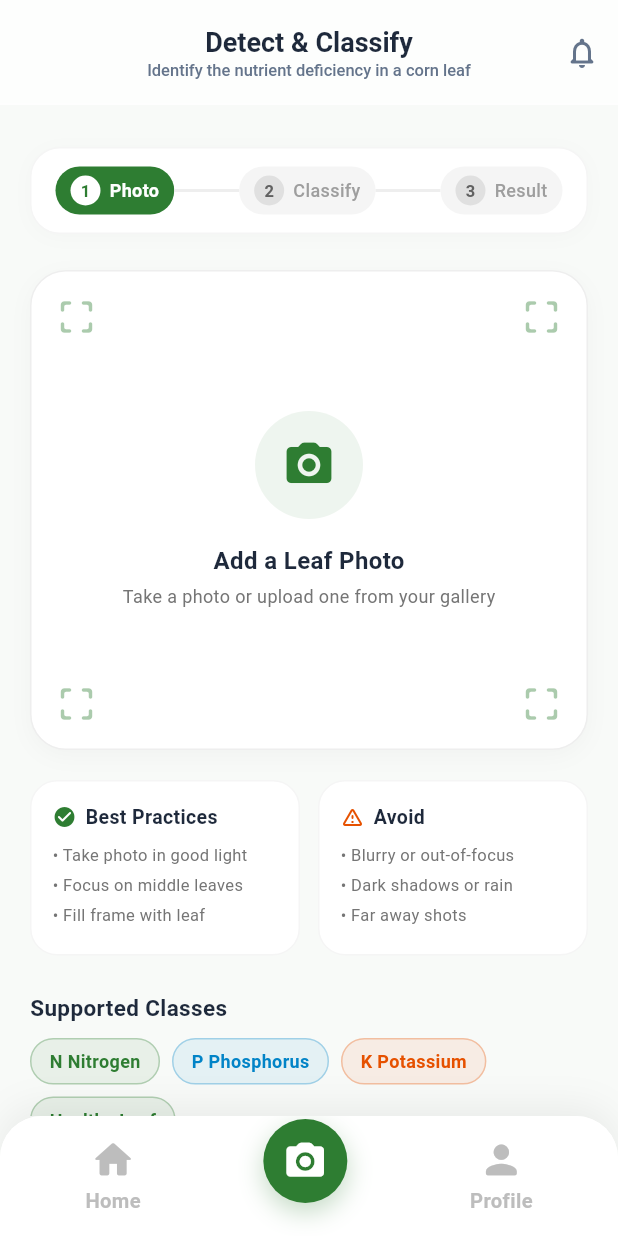
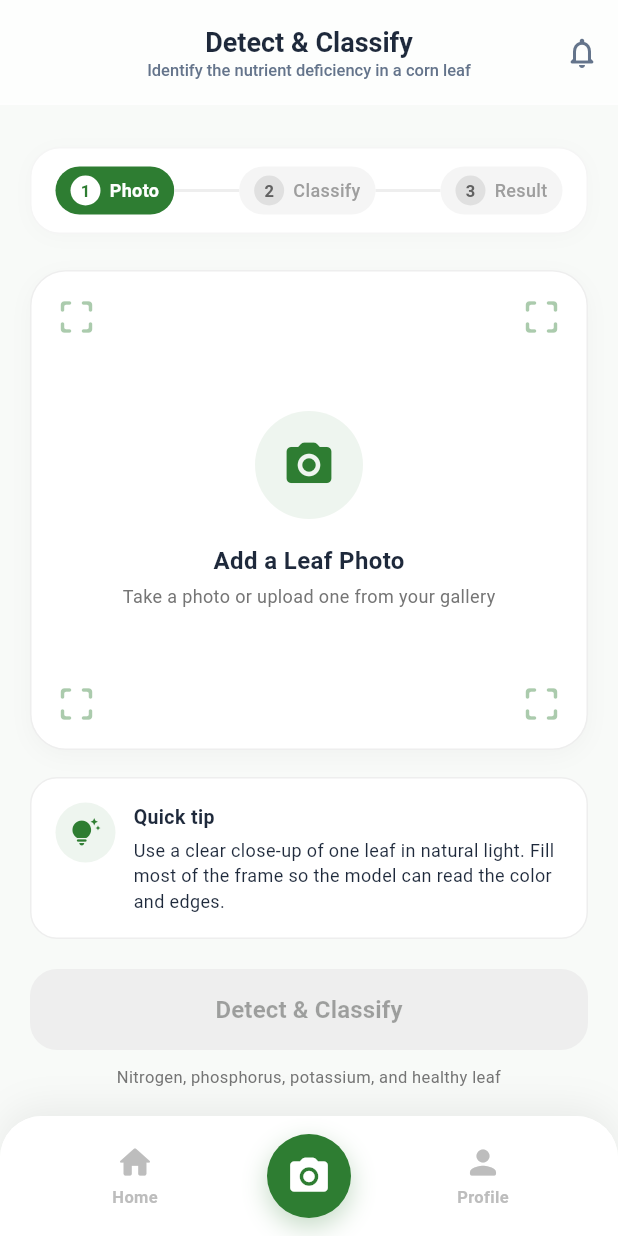
Before and after one commit to dunkinnn/corndetector, a Flutter app: the ScanScreen screen opened directly, on a phone screen of 412 x 824 dp. Run offline on Flutter 3.47's test engine with Material 3 defaults, Android fonts, the phone set to English and light mode, and no system bars; our stand-ins replace camera, flutter_secure_storage, image_picker, shared_preferences, supabase_flutter; accounts and stored records are empty.

Commit message:
Update: Refactor Scan Screen and App Bottom Navigation for improved layout and UI consistency

```diff
--- a/lib/screens/scan_screen.dart
+++ b/lib/screens/scan_screen.dart
@@ -574,58 +574,59 @@ class _ScanScreenState extends State<ScanScreen> {
                   ),
           ),
         ),
-        const SizedBox(height: 20),
-        Row(
+        const SizedBox(height: 18),
+        Container(
+          width: double.infinity,
+          padding: const EdgeInsets.all(16),
+          decoration: BoxDecoration(
+            color: Colors.white,
+            borderRadius: BorderRadius.circular(18),
+            border: Border.all(color: Colors.grey.shade200),
+          ),
+          child: Row(
             crossAxisAlignment: CrossAxisAlignment.start,
             children: [
-            Expanded(
-              child: _buildTipCard(
-                title: 'Best Practices',
-                icon: Icons.check_circle_rounded,
+              Container(
+                padding: const EdgeInsets.all(10),
+                decoration: BoxDecoration(
+                  color: _primaryColor.withValues(alpha: 0.08),
+                  shape: BoxShape.circle,
+                ),
+                child: const Icon(
+                  Icons.tips_and_updates_rounded,
                   color: _primaryColor,
-                tips: const [
-                  'Take photo in good light',
-                  'Focus on middle leaves',
-                  'Fill frame with leaf',
-                ],
+                  size: 20,
                 ),
               ),
               const SizedBox(width: 12),
-            Expanded(
-              child: _buildTipCard(
-                title: 'Avoid',
-                icon: Icons.warning_amber_rounded,
-                color: const Color(0xFFE65100),
-                tips: const [
-                  'Blurry or out-of-focus',
-                  'Dark shadows or rain',
-                  'Far away shots',
+              const Expanded(
+                child: Column(
+                  crossAxisAlignment: CrossAxisAlignment.start,
+                  children: [
+                    Text(
+                      'Quick tip',
+                      style: TextStyle(
+                        fontSize: 13,
+                        fontWeight: FontWeight.bold,
+                        color: _darkText,
+                      ),
+                    ),
+                    SizedBox(height: 4),
+                    Text(
+                      'Use a clear close-up of one leaf in natural light. Fill most of the frame so the model can read the color and edges.',
+                      style: TextStyle(
+                        fontSize: 12,
+                        color: _darkText,
+                        height: 1.4,
+                      ),
+                    ),
                   ],
                 ),
               ),
             ],
           ),
-        const SizedBox(height: 24),
-        const Text(
-          'Supported Classes',
-          style: TextStyle(
-            fontSize: 15,
-            fontWeight: FontWeight.bold,
-            color: _darkText,
         ),
-        ),
-        const SizedBox(height: 10),
-        Wrap(
-          spacing: 8,
-          runSpacing: 8,
-          children: [
-            _buildDetectChip('N Nitrogen', _primaryColor),
-            _buildDetectChip('P Phosphorus', const Color(0xFF0284C7)),
-            _buildDetectChip('K Potassium', const Color(0xFFE65100)),
-            _buildDetectChip('Healthy Leaf', _primaryColor),
-          ],
-        ),
-        const SizedBox(height: 24),
+        const SizedBox(height: 20),
         SizedBox(
           width: double.infinity,
           height: 54,
@@ -636,7 +637,7 @@ class _ScanScreenState extends State<ScanScreen> {
               disabledBackgroundColor: Colors.grey.shade200,
               foregroundColor: Colors.white,
               shape: RoundedRectangleBorder(
-                borderRadius: BorderRadius.circular(16),
+                borderRadius: BorderRadius.circular(18),
               ),
               elevation: 0,
             ),
@@ -644,6 +645,14 @@ class _ScanScreenState extends State<ScanScreen> {
               'Detect & Classify',
               style: TextStyle(fontSize: 16, fontWeight: FontWeight.bold),
             ),
+          ),
+        ),
+        const SizedBox(height: 10),
+        Center(
+          child: Text(
+            'Nitrogen, phosphorus, potassium, and healthy leaf',
+            textAlign: TextAlign.center,
+            style: TextStyle(fontSize: 11, color: Colors.grey.shade600),
           ),
         ),
       ],
@@ -1205,51 +1214,6 @@ class _ScanScreenState extends State<ScanScreen> {
     );
   }
 
-  Widget _buildTipCard({
-    required String title,
-    required IconData icon,
-    required Color color,
-    required List<String> tips,
-  }) {
-    return Container(
-      padding: const EdgeInsets.all(14),
-      decoration: BoxDecoration(
-        color: Colors.white,
-        borderRadius: BorderRadius.circular(18),
-        border: Border.all(color: Colors.grey.shade100),
-      ),
-      child: Column(
-        crossAxisAlignment: CrossAxisAlignment.start,
-        children: [
-          Row(
-            children: [
-              Icon(icon, size: 16, color: color),
-              const SizedBox(width: 6),
-              Text(
-                title,
-                style: const TextStyle(
-                  fontSize: 13,
-                  fontWeight: FontWeight.bold,
-                  color: _darkText,
-                ),
-              ),
-            ],
-          ),
-          const SizedBox(height: 8),
-          ...tips.map(
-            (tip) => Padding(
-              padding: const EdgeInsets.only(bottom: 4),
-              child: Text(
-                '• $tip',
-                style: TextStyle(fontSize: 11, color: Colors.grey.shade600),
-              ),
-            ),
-          ),
-        ],
-      ),
-    );
-  }
-
   // Draws a detection box + label chip directly over the photo, positioned
   // as fractions of the container so it scales with any display size.
   Widget _buildBoundingBoxOverlay(DetectionBox box, Color color, String label) {
@@ -1301,25 +1265,6 @@ class _ScanScreenState extends State<ScanScreen> {
     );
   }
 
-  Widget _buildDetectChip(String label, Color color) {
-    return Container(
-      padding: const EdgeInsets.symmetric(horizontal: 12, vertical: 6),
-      decoration: BoxDecoration(
-        color: color.withValues(alpha: 0.08),
-        borderRadius: BorderRadius.circular(20),
-        border: Border.all(color: color.withValues(alpha: 0.3)),
-      ),
-      child: Text(
-        label,
-        style: TextStyle(
-          fontSize: 12,
-          fontWeight: FontWeight.w600,
-          color: color,
-        ),
-      ),
-    );
-  }
-
   Widget _buildPillButton({
     required IconData icon,
     required String label,
--- a/lib/widgets/app_bottom_nav.dart
+++ b/lib/widgets/app_bottom_nav.dart
@@ -45,26 +45,41 @@ class AppBottomNav extends StatelessWidget {
           color: Colors.white,
           elevation: 0,
           child: SizedBox(
-            height: 88,
+            height: 96,
             child: Row(
-              mainAxisAlignment: MainAxisAlignment.spaceAround,
+              crossAxisAlignment: CrossAxisAlignment.center,
               children: [
-                _buildNavItem(
+                Expanded(
+                  child: Center(
+                    child: _buildNavItem(
                       icon: Icons.home_rounded,
                       label: 'Home',
                       selected: current == AppTab.home,
-                  onTap: () => _goTo(context, const HomeScreen(), AppTab.home),
+                      onTap: () =>
+                          _goTo(context, const HomeScreen(), AppTab.home),
                     ),
-                _buildCameraItem(
+                  ),
+                ),
+                SizedBox(
+                  width: 84,
+                  child: Center(
+                    child: _buildCameraItem(
                       selected: current == AppTab.scan,
-                  onTap: () => _goTo(context, const ScanScreen(), AppTab.scan),
+                      onTap: () =>
+                          _goTo(context, const ScanScreen(), AppTab.scan),
                     ),
-                _buildNavItem(
+                  ),
+                ),
+                Expanded(
+                  child: Center(
+                    child: _buildNavItem(
                       icon: Icons.person_rounded,
                       label: 'Profile',
                       selected: current == AppTab.profile,
                       onTap: () =>
                           _goTo(context, const ProfileScreen(), AppTab.profile),
+                    ),
+                  ),
                 ),
               ],
             ),
@@ -94,7 +109,7 @@ class AppBottomNav extends StatelessWidget {
       onTap: onTap,
       borderRadius: BorderRadius.circular(16),
       child: Padding(
-        padding: const EdgeInsets.symmetric(horizontal: 16, vertical: 2),
+        padding: const EdgeInsets.symmetric(horizontal: 8, vertical: 0),
         child: FittedBox(
           fit: BoxFit.scaleDown,
           child: Column(
@@ -103,13 +118,13 @@ class AppBottomNav extends StatelessWidget {
               Icon(
                 icon,
                 color: selected ? _primaryColor : inactiveColor,
-                size: 32,
+                size: 26,
               ),
               const SizedBox(height: 2),
               Text(
                 label,
                 style: TextStyle(
-                  fontSize: 14,
+                  fontSize: 11,
                   fontWeight: selected ? FontWeight.bold : FontWeight.w600,
                   color: selected ? _primaryColor : inactiveColor,
                 ),
@@ -129,12 +144,10 @@ class AppBottomNav extends StatelessWidget {
       onTap: onTap,
       borderRadius: BorderRadius.circular(36),
       child: Padding(
-        padding: const EdgeInsets.symmetric(horizontal: 10, vertical: 0),
-        child: Transform.translate(
-          offset: const Offset(0, -10),
+        padding: const EdgeInsets.symmetric(horizontal: 0, vertical: 0),
         child: Container(
-            width: 68,
-            height: 68,
+          width: 72,
+          height: 72,
           decoration: BoxDecoration(
             color: _primaryColor,
             shape: BoxShape.circle,
@@ -153,7 +166,6 @@ class AppBottomNav extends StatelessWidget {
           ),
         ),
       ),
-      ),
     );
   }
 }
```
Lines whose indentation alone changed are shown as unchanged.
